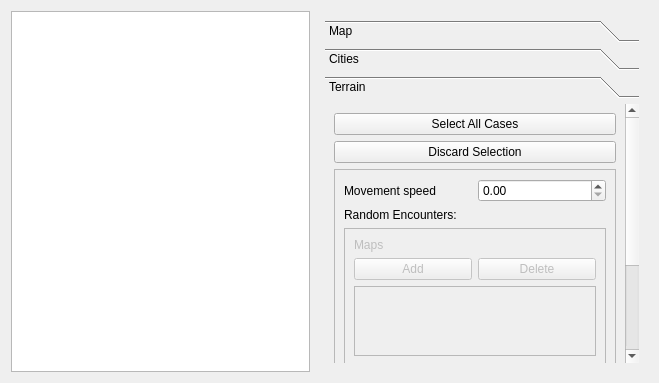
Old version of the form game_editor/worldmapeditor.ui in the repository Plaristote/fallout-equestria.
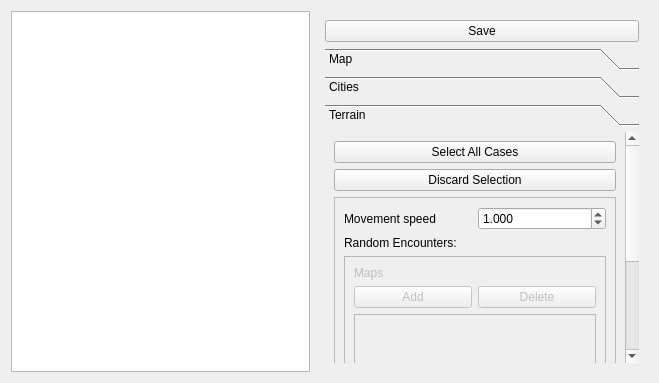
New version of the form. The open tabs and pages were chosen to show the change.

Commit message: + Interface upgraded + Worldmap Editor -> Setting movement speed for a selection of cases -> Setting random encounters maps for a selection of cases + Worldmap -> Configurable movement speed and random encounters maps.

The edit to the form file:
```diff
--- a/game_editor/worldmapeditor.ui
+++ b/game_editor/worldmapeditor.ui
@@ -33,6 +33,13 @@
       </sizepolicy>
      </property>
      <layout class="QVBoxLayout" name="verticalLayout">
+      <item>
+       <widget class="QPushButton" name="buttonSave">
+        <property name="text">
+         <string>Save</string>
+        </property>
+       </widget>
+      </item>
       <item>
        <widget class="QToolBox" name="toolBox">
         <property name="currentIndex">
@@ -247,7 +254,23 @@
               </widget>
              </item>
              <item row="0" column="1">
-              <widget class="QDoubleSpinBox" name="doubleSpinBox"/>
+              <widget class="QDoubleSpinBox" name="movementSpeed">
+               <property name="decimals">
+                <number>3</number>
+               </property>
+               <property name="minimum">
+                <double>0.100000000000000</double>
+               </property>
+               <property name="maximum">
+                <double>9.990000000000000</double>
+               </property>
+               <property name="singleStep">
+                <double>0.100000000000000</double>
+               </property>
+               <property name="value">
+                <double>1.000000000000000</double>
+               </property>
+              </widget>
              </item>
              <item row="2" column="0" colspan="2">
               <widget class="QFrame" name="frame_3">
```
Left out of the diff: 34 changed lines with no effect on the pictures. The commit also changes 14 other files.
